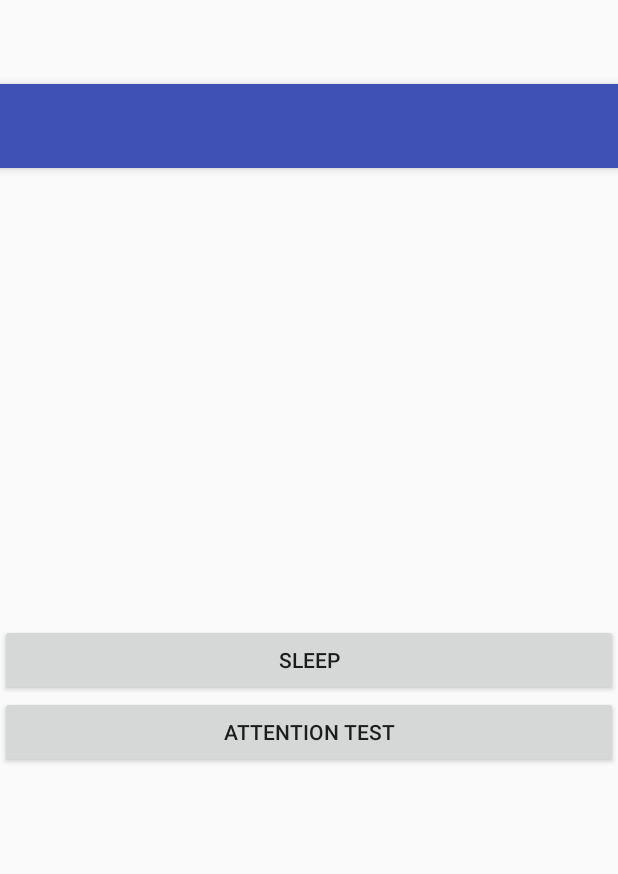
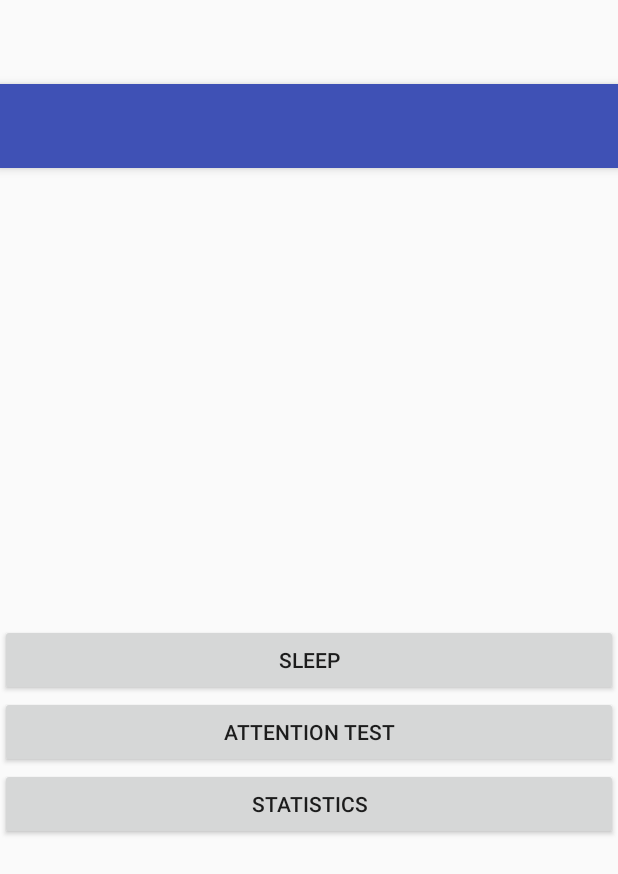
Before and after one commit to alexkahler/SleepAttention, an Android app: the layout activity_home.xml on its own in the app's theme, with its tools: preview values and no code run, on a phone screen of 412 x 824 dp. Shown: the top 874 px of the screen. Run offline under Robolectric (Android 15) with nearby library versions, the phone set to English and light mode, and no system bars.

Commit message:
Merge clean-up

```diff
--- a/app/src/main/java/dk/aau/student/b211/sleepattention/Statistics.java
+++ b/app/src/main/java/dk/aau/student/b211/sleepattention/StatisticsActivity.java
@@ -19,7 +19,7 @@ import java.text.SimpleDateFormat;
 import java.util.ArrayList;
 import java.util.Locale;
 
-public class Statistics extends AppCompatActivity {
+public class StatisticsActivity extends AppCompatActivity {
 
 
 
--- a/app/src/main/res/layout/activity_home.xml
+++ b/app/src/main/res/layout/activity_home.xml
@@ -6,7 +6,7 @@
     android:layout_width="match_parent"
     android:layout_height="match_parent"
     android:fitsSystemWindows="true"
-    tools:context="dk.aau.student.b211.sleepattention.Home">
+    tools:context=".HomeActivity">
 
     <android.support.design.widget.AppBarLayout
         android:layout_width="match_parent"
@@ -41,6 +41,15 @@
             android:layout_below="@+id/home_sleep_button"
             android:layout_centerHorizontal="true"
             android:theme="@style/Base.Widget.AppCompat.Button" />
+
+        <Button
+            android:layout_width="fill_parent"
+            android:layout_height="wrap_content"
+            android:text="Statistics"
+            android:id="@+id/home_statistics_button"
+            android:layout_below="@+id/home_attention_button"
+            android:layout_centerHorizontal="true"
+            android:theme="@style/Base.Widget.AppCompat.Button" />
     </RelativeLayout>
 
 
--- a/app/src/main/res/layout/activity_statistics.xml
+++ b/app/src/main/res/layout/activity_statistics.xml
@@ -7,7 +7,7 @@
     android:paddingLeft="@dimen/activity_horizontal_margin"
     android:paddingRight="@dimen/activity_horizontal_margin"
     android:paddingTop="@dimen/activity_vertical_margin"
-    tools:context="dk.aau.student.b211.sleepattention.Statistics">
+    tools:context=".StatisticsActivity">
     <com.github.mikephil.charting.charts.CombinedChart
         android:id="@+id/chart"
         android:layout_width="match_parent"
```
Also changed, not shown: app/src/main/AndroidManifest.xml (+21 -5 lines), app/src/main/java/dk/aau/student/b211/sleepattention/HomeActivity.java (renamed from app/src/main/java/dk/aau/student/b211/sleepattention/Home.java, +12 -5 lines), app/src/main/res/menu/activity_home.xml (renamed from app/src/main/res/menu/home_activity.xml).
